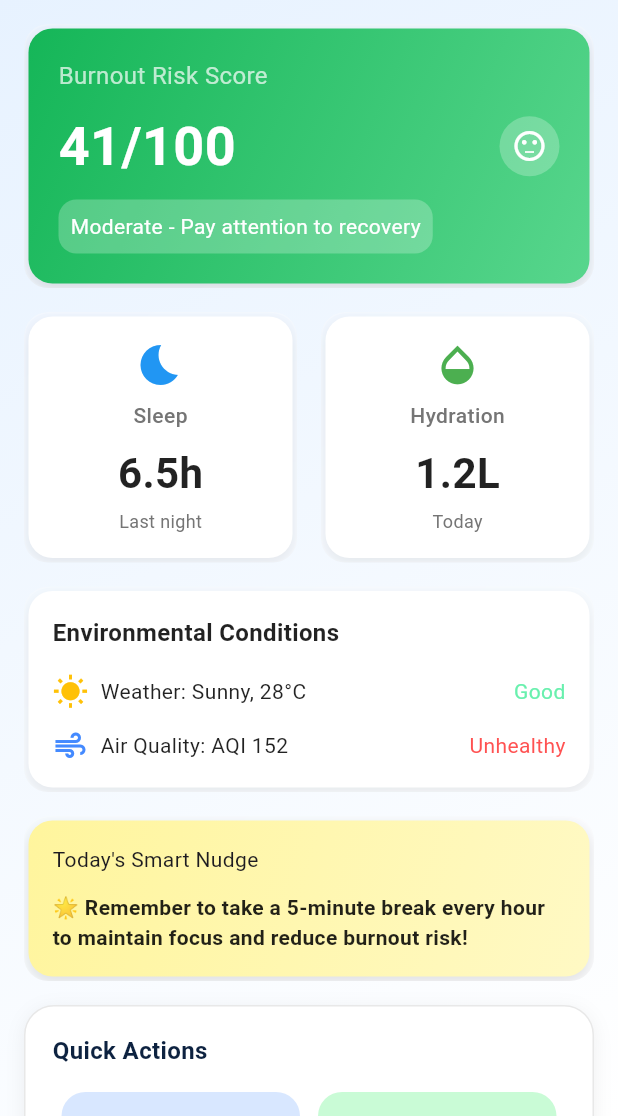
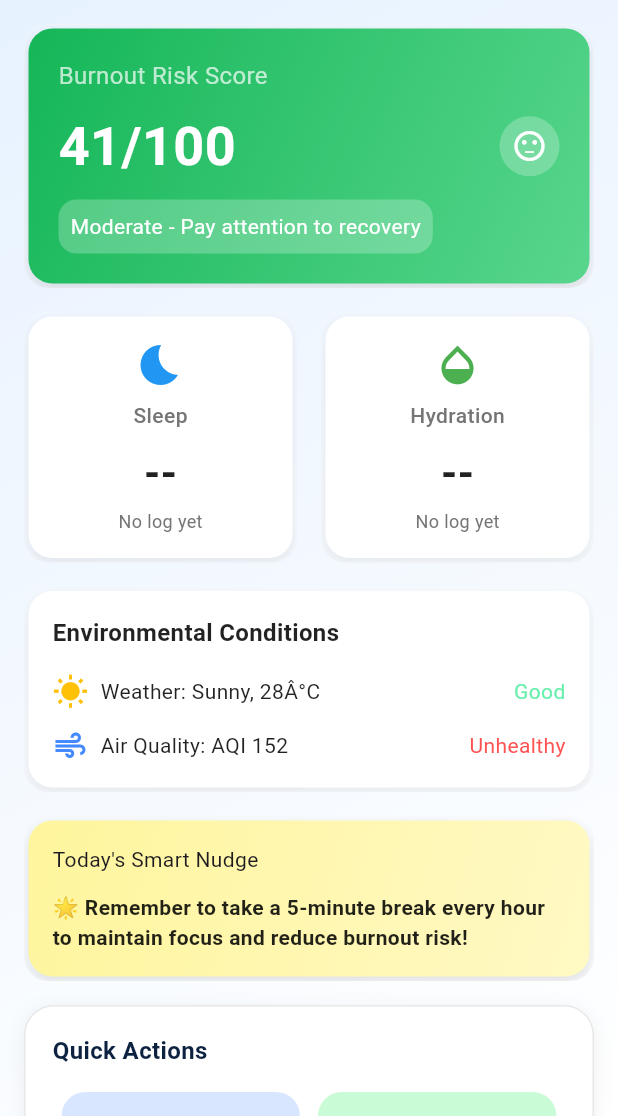
Before and after one commit to vitalysyncapp/vitalysync-frontend, a Flutter app: the HomePage screen opened directly, on a phone screen of 412 x 824 dp, the part 120-1236 px from its top. Run offline on Flutter 3.47's test engine with Material 3 defaults, Android fonts, the phone set to English and light mode, and no system bars; our stand-ins replace another_flushbar, confetti, fl_chart, image_picker, shared_preferences; accounts and stored records are empty.

Commit message:
Show latest log summary on home cards

```diff
--- a/lib/features/home/presentation/pages/home_page.dart
+++ b/lib/features/home/presentation/pages/home_page.dart
@@ -1,5 +1,6 @@
 import 'package:flutter/material.dart';
 
+import '../../../../features/log/data/log_api.dart';
 import '../../../../shared/widgets/app_bar.dart';
 import '../../../../shared/widgets/glass_card.dart';
 import '../widgets/BurnoutCard.dart';
@@ -9,8 +10,82 @@ import '../widgets/QuickActions.dart';
 import '../widgets/SmartNudge.dart';
 import '../widgets/WeeklyAnalytics.dart';
 
-class HomePage extends StatelessWidget {
+class HomePage extends StatefulWidget {
   const HomePage({Key? key}) : super(key: key);
+
+  @override
+  State<HomePage> createState() => _HomePageState();
+}
+
+class _HomePageState extends State<HomePage> with WidgetsBindingObserver {
+  String _sleepValue = '--';
+  String _sleepSubtitle = 'No log yet';
+  String _hydrationValue = '--';
+  String _hydrationSubtitle = 'No log yet';
+  bool _isLoadingSummary = true;
+
+  @override
+  void initState() {
+    super.initState();
+    WidgetsBinding.instance.addObserver(this);
+    _loadLatestSummary();
+  }
+
+  @override
+  void dispose() {
+    WidgetsBinding.instance.removeObserver(this);
+    super.dispose();
+  }
+
+  @override
+  void didChangeAppLifecycleState(AppLifecycleState state) {
+    if (state == AppLifecycleState.resumed) {
+      _loadLatestSummary(showLoader: false);
+    }
+  }
+
+  Future<void> _loadLatestSummary({bool showLoader = true}) async {
+    if (showLoader && mounted) {
+      setState(() {
+        _isLoadingSummary = true;
+      });
+    }
+
+    try {
+      final data = await LogApi.fetchLatestLog();
+      final hasLog = data['has_log'] == true;
+      final log = data['log'] as Map<String, dynamic>?;
+
+      if (!mounted) return;
+
+      if (!hasLog || log == null) {
+        setState(() {
+          _sleepValue = '--';
+          _sleepSubtitle = 'No log yet';
+          _hydrationValue = '--';
+          _hydrationSubtitle = 'No log yet';
+          _isLoadingSummary = false;
+        });
+        return;
+      }
+
+      final dateLabel = LogApi.formatLogDateLabel(log['log_date']);
+
+      setState(() {
+        _sleepValue = LogApi.formatSleepHours(log['sleep_hours']);
+        _sleepSubtitle = dateLabel;
+        _hydrationValue = LogApi.formatHydrationLiters(log['hydration_liters']);
+        _hydrationSubtitle = dateLabel;
+        _isLoadingSummary = false;
+      });
+    } catch (_) {
+      if (!mounted) return;
+
+      setState(() {
+        _isLoadingSummary = false;
+      });
+    }
+  }
 
   @override
   Widget build(BuildContext context) {
@@ -40,56 +115,53 @@ class HomePage extends StatelessWidget {
                   ),
                 ),
                 const SizedBox(height: 16),
-
                 Row(
                   children: [
                     Expanded(
                       child: GlassCard(
-                        child: const InfoCard(
+                        child: InfoCard(
                           icon: Icons.bedtime,
                           title: 'Sleep',
-                          value: '6.5h',
-                          subtitle: 'Last night',
+                          value: _sleepValue,
+                          subtitle: _sleepSubtitle,
                           color: Colors.blue,
+                          isLoading: _isLoadingSummary,
                         ),
                       ),
                     ),
                     const SizedBox(width: 16),
                     Expanded(
                       child: GlassCard(
-                        child: const InfoCard(
+                        child: InfoCard(
                           icon: Icons.opacity,
                           title: 'Hydration',
-                          value: '1.2L',
-                          subtitle: 'Today',
+                          value: _hydrationValue,
+                          subtitle: _hydrationSubtitle,
                           color: Colors.green,
+                          isLoading: _isLoadingSummary,
                         ),
                       ),
                     ),
                   ],
                 ),
                 const SizedBox(height: 16),
-
                 GlassCard(
                   child: const EnvironmentalCard(
-                    weather: 'Sunny, 28°C',
+                    weather: 'Sunny, 28Â°C',
                     weatherStatus: 'Good',
                     airQuality: 'AQI 152',
                     airStatus: 'Unhealthy',
                   ),
                 ),
                 const SizedBox(height: 16),
-
                 GlassCard(
                   child: const SmartNudgeCard(
                     message: "Today's Smart Nudge",
                   ),
                 ),
                 const SizedBox(height: 16),
-
                 const QuickActionsSection(),
                 const SizedBox(height: 12),
-
                 WeeklyAnalyticsCard(
                   items: const [
                     WeeklyStatItem(
@@ -98,7 +170,7 @@ class HomePage extends StatelessWidget {
                     ),
                     WeeklyStatItem(
                       label: 'Mood Trend',
-                      value: '↑ Improving',
+                      value: 'â†‘ Improving',
                       valueColor: Color(0xFF12A150),
                     ),
                     WeeklyStatItem(
@@ -110,7 +182,6 @@ class HomePage extends StatelessWidget {
                     // navigate to analytics page
                   },
                 ),
-
                 const SizedBox(height: 16),
               ],
             ),
--- a/lib/features/home/presentation/widgets/InfoCard.dart
+++ b/lib/features/home/presentation/widgets/InfoCard.dart
@@ -6,6 +6,7 @@ class InfoCard extends StatelessWidget {
   final String value;
   final String subtitle;
   final Color color;
+  final bool isLoading;
 
   const InfoCard({
     Key? key,
@@ -14,6 +15,7 @@ class InfoCard extends StatelessWidget {
     required this.value,
     required this.subtitle,
     required this.color,
+    this.isLoading = false,
   }) : super(key: key);
 
   @override
@@ -58,12 +60,26 @@ class InfoCard extends StatelessWidget {
             ),
           ),
           const SizedBox(height: 8),
-          Text(
+          AnimatedSwitcher(
+            duration: const Duration(milliseconds: 200),
+            child: isLoading
+                ? SizedBox(
+                    key: const ValueKey('loading'),
+                    height: 34,
+                    width: 34,
+                    child: CircularProgressIndicator(
+                      strokeWidth: 2.5,
+                      color: color,
+                    ),
+                  )
+                : Text(
                     value,
+                    key: ValueKey(value),
                     style: TextStyle(
                       fontSize: 28,
                       fontWeight: FontWeight.bold,
                       color: textColor,
+                    ),
                   ),
           ),
           const SizedBox(height: 4),
--- a/lib/features/log/data/log_api.dart
+++ b/lib/features/log/data/log_api.dart
@@ -2,6 +2,7 @@ import 'dart:convert';
 
 import 'package:http/http.dart' as http;
 import 'package:shared_preferences/shared_preferences.dart';
+import 'package:intl/intl.dart';
 
 import '../../../shared/config/api_config.dart';
 
@@ -123,6 +124,83 @@ class LogApi {
     return data;
   }
 
+  static Future<Map<String, dynamic>> fetchLatestLog() async {
+    final userId = await getStoredUserId();
+    if (userId == null) {
+      throw Exception('Missing logged-in user');
+    }
+
+    final response = await http.get(
+      Uri.parse('${ApiConfig.logs('/latest')}?user_id=$userId'),
+      headers: {'Content-Type': 'application/json'},
+    );
+
+    final data = jsonDecode(response.body) as Map<String, dynamic>;
+
+    if (response.statusCode != 200) {
+      throw Exception(data['message'] ?? 'Failed to fetch latest log');
+    }
+
+    await persistStreakSnapshot(data['streak'] as Map<String, dynamic>?);
+    return data;
+  }
+
+  static String formatSleepHours(dynamic value) {
+    final hours = parseDouble(value);
+
+    if (hours == 0) {
+      return '--';
+    }
+
+    if (hours == hours.roundToDouble()) {
+      return '${hours.toInt()}h';
+    }
+
+    return '${hours.toStringAsFixed(1)}h';
+  }
+
+  static String formatHydrationLiters(dynamic value) {
+    final liters = parseDouble(value);
+
+    if (liters == 0) {
+      return '--';
+    }
+
+    final formatted = liters == liters.roundToDouble()
+        ? liters.toInt().toString()
+        : liters.toStringAsFixed(1);
+
+    return '${formatted}L';
+  }
+
+  static String formatLogDateLabel(dynamic value) {
+    final normalized = normalizeDateString(value);
+
+    if (normalized == null) {
+      return 'No log yet';
+    }
+
+    final parsedDate = DateTime.tryParse(normalized);
+    if (parsedDate == null) {
+      return 'Last logged';
+    }
+
+    final today = DateTime.now();
+    final todayDate = DateTime(today.year, today.month, today.day);
+    final logDate = DateTime(parsedDate.year, parsedDate.month, parsedDate.day);
+    final difference = todayDate.difference(logDate).inDays;
+
+    if (difference == 0) {
+      return 'Today';
+    }
+
+    if (difference == 1) {
+      return 'Yesterday';
+    }
+
+    return DateFormat('MMM d').format(logDate);
+  }
+
   static Future<Map<String, dynamic>> saveDailyLog({
     required double sleepHours,
     required int sleepQuality,
```
Lines whose indentation alone changed are shown as unchanged.
